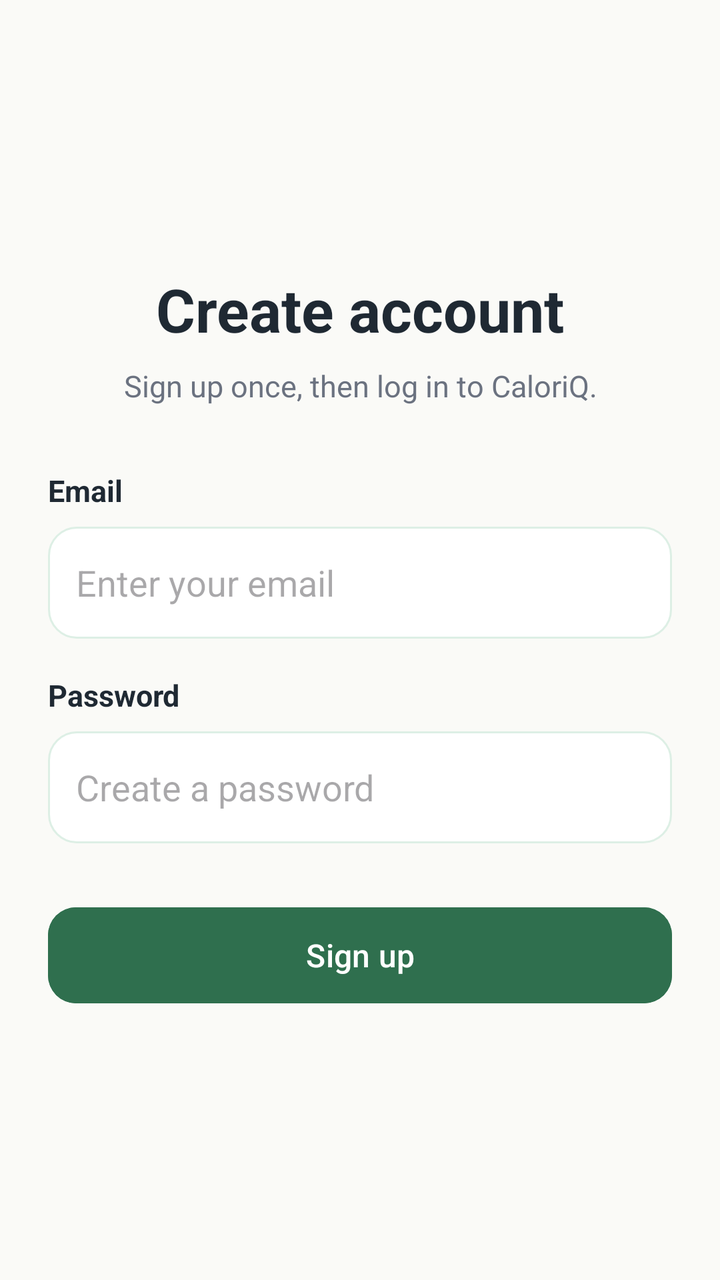
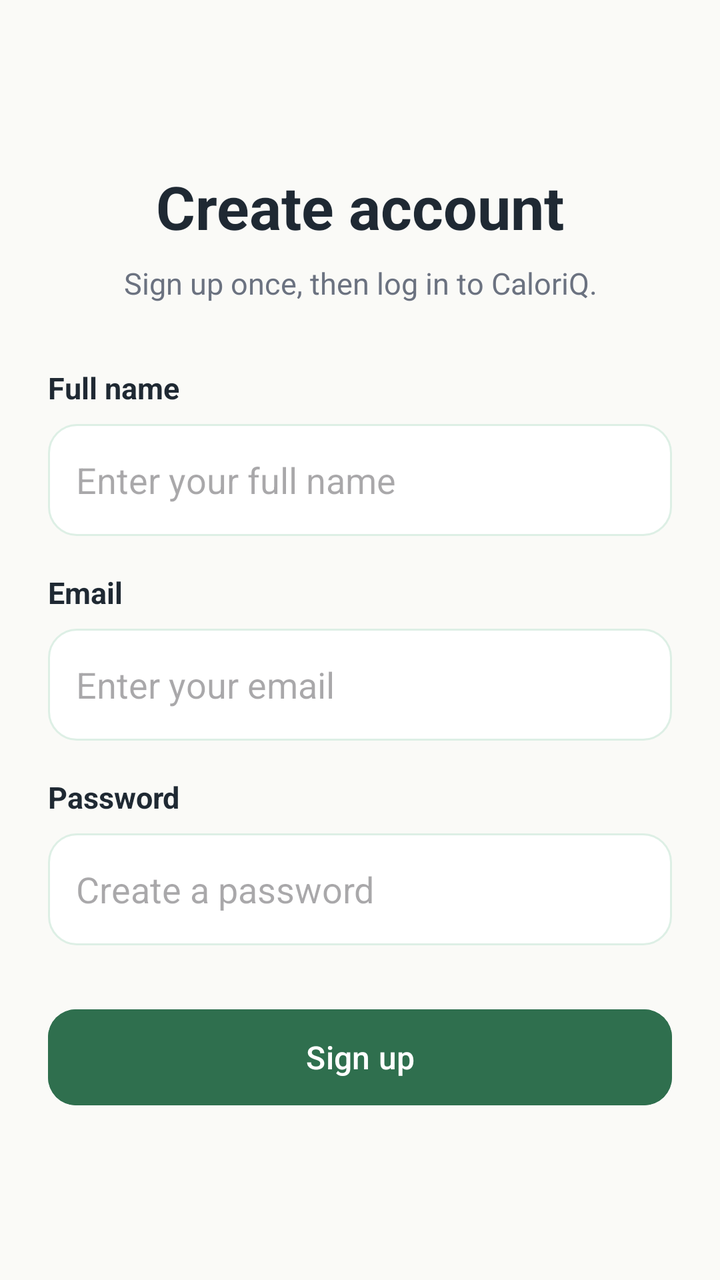

Screens rendered from an Android XML layout before and after an edit, with the pre-edit source and the edit as a unified diff.
<!-- AndroidManifest.xml: application theme Theme.CaloriQ -->
<!-- res/layout/activity_register.xml -->
<?xml version="1.0" encoding="utf-8"?>
<ScrollView
    xmlns:android="http://schemas.android.com/apk/res/android"
    xmlns:app="http://schemas.android.com/apk/res-auto"
    xmlns:tools="http://schemas.android.com/tools"
    android:id="@+id/main"
    android:layout_width="match_parent"
    android:layout_height="match_parent"
    android:background="@color/caloriq_background"
    android:fillViewport="true"
    tools:context=".auth.RegisterActivity">

    <LinearLayout
        android:layout_width="match_parent"
        android:layout_height="wrap_content"
        android:gravity="center_vertical"
        android:orientation="vertical"
        android:padding="24dp">

        <TextView
            android:layout_width="match_parent"
            android:layout_height="wrap_content"
            android:gravity="center"
            android:text="Create account"
            android:textColor="@color/caloriq_text_primary"
            android:textSize="30sp"
            android:textStyle="bold" />

        <TextView
            android:layout_width="match_parent"
            android:layout_height="wrap_content"
            android:layout_marginTop="8dp"
            android:gravity="center"
            android:text="Sign up once, then log in to CaloriQ."
            android:textColor="@color/caloriq_text_secondary"
            android:textSize="15sp" />

        <TextView
            android:layout_width="match_parent"
            android:layout_height="wrap_content"
            android:layout_marginTop="32dp"
            android:text="Email"
            android:textColor="@color/caloriq_text_primary"
            android:textSize="15sp"
            android:textStyle="bold" />

        <EditText
            android:id="@+id/etRegisterEmail"
            android:layout_width="match_parent"
            android:layout_height="56dp"
            android:layout_marginTop="8dp"
            android:background="@drawable/bg_input"
            android:hint="Enter your email"
            android:inputType="textEmailAddress"
            android:padding="14dp" />

        <TextView
            android:layout_width="match_parent"
            android:layout_height="wrap_content"
            android:layout_marginTop="18dp"
            android:text="Password"
            android:textColor="@color/caloriq_text_primary"
            android:textSize="15sp"
            android:textStyle="bold" />

        <EditText
            android:id="@+id/etRegisterPassword"
            android:layout_width="match_parent"
            android:layout_height="56dp"
            android:layout_marginTop="8dp"
            android:background="@drawable/bg_input"
            android:hint="Create a password"
            android:inputType="textPassword"
            android:padding="14dp" />

        <Button
            android:id="@+id/btnRegister"
            android:layout_width="match_parent"
            android:layout_height="56dp"
            android:layout_marginTop="28dp"
            android:backgroundTint="@color/caloriq_primary"
            android:text="Sign up"
            android:textAllCaps="false"
            android:textColor="@android:color/white"
            android:textSize="16sp"
            app:cornerRadius="14dp" />

    </LinearLayout>

</ScrollView>
<!-- resources referenced by this layout -->
<resources>
  <color name="caloriq_background">#FAFAF7</color>
  <color name="caloriq_primary">#2F6F4E</color>
  <color name="caloriq_text_primary">#1F2933</color>
  <color name="caloriq_text_secondary">#6B7280</color>
  <!-- drawable bg_input (drawable) -->
  <?xml version="1.0" encoding="utf-8"?>
  <shape xmlns:android="http://schemas.android.com/apk/res/android">
      <solid android:color="@color/caloriq_card" />
      <stroke
          android:width="1dp"
          android:color="@color/caloriq_accent" />
      <corners android:radius="14dp" />
  </shape>
  <style name="Theme.CaloriQ" parent="Base.Theme.CaloriQ" />
  <color name="caloriq_card">#FFFFFF</color>
  <color name="caloriq_accent">#DDEFE5</color>
  <style name="Base.Theme.CaloriQ" parent="Theme.Material3.DayNight.NoActionBar">
          
          
      </style>
</resources>

<!-- the commit's change to res/layout/activity_register.xml (unified diff, before → after) -->
@@ -39,6 +39,25 @@
             android:layout_width="match_parent"
             android:layout_height="wrap_content"
             android:layout_marginTop="32dp"
+            android:text="Full name"
+            android:textColor="@color/caloriq_text_primary"
+            android:textSize="15sp"
+            android:textStyle="bold" />
+
+        <EditText
+            android:id="@+id/etRegisterName"
+            android:layout_width="match_parent"
+            android:layout_height="56dp"
+            android:layout_marginTop="8dp"
+            android:background="@drawable/bg_input"
+            android:hint="Enter your full name"
+            android:inputType="textPersonName"
+            android:padding="14dp" />
+
+        <TextView
+            android:layout_width="match_parent"
+            android:layout_height="wrap_content"
+            android:layout_marginTop="18dp"
             android:text="Email"
             android:textColor="@color/caloriq_text_primary"
             android:textSize="15sp"
